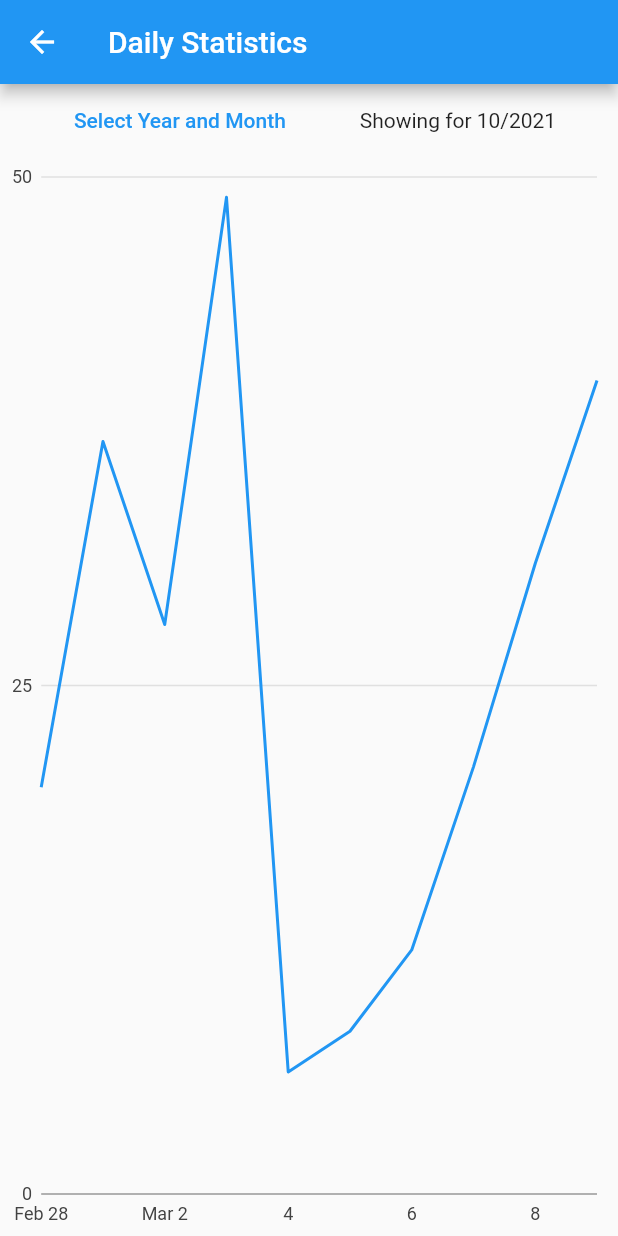
After one commit to Aakarshit-Sharma19/power_insights_app, a Flutter app: the HomeScreen screen opened by its route, after a tap on "Daily Insights", on a phone screen of 412 x 824 dp. The commit adds this screen. Run offline on Flutter 3.47's test engine with Material 2 defaults, Android fonts, the phone set to English and light mode, and no system bars; our stand-ins replace charts_flutter, dio, flutter_secure_storage; missing offline and left inert: mat_month_picker_dialog; accounts and stored records are empty.

Commit message:
major update

```diff
--- /dev/null
+++ b/lib/components/insights_chart.dart
@@ -0,0 +1,28 @@
+import 'package:flutter/material.dart';
+import 'package:charts_flutter/flutter.dart' as charts;
+import 'package:power_insights/models/power_consumption.dart';
+import 'dart:math';
+
+class InsightsChart extends StatelessWidget {
+  final bool animate;
+  final ConsumptionSeries consumptionSeries;
+  InsightsChart(this.consumptionSeries, {this.animate});
+
+  @override
+  Widget build(BuildContext context) {
+    return new charts.TimeSeriesChart(
+      consumptionSeries.getData(),
+      animate: animate,
+      // Optionally pass in a [DateTimeFactory] used by the chart. The factory
+      // should create the same type of [DateTime] as the data provided. If none
+      // specified, the default creates local date time.
+      dateTimeFactory: const charts.LocalDateTimeFactory(),
+    );
+  }
+
+  /// Create one series with sample hard coded data.
+}
+
+abstract class ConsumptionSeries {
+  List<charts.Series<PowerConsumption, DateTime>> getData();
+}
--- a/lib/constants.dart
+++ b/lib/constants.dart
@@ -1 +1 @@
-final login_tag = 'pi';
+const loginTag = 'pi';
--- /dev/null
+++ b/lib/models/power_consumption.dart
@@ -0,0 +1,6 @@
+class PowerConsumption {
+  final DateTime time;
+  final int consumption;
+
+  PowerConsumption(this.time, this.consumption);
+}
--- /dev/null
+++ b/lib/pages/daily_insights_screen.dart
@@ -0,0 +1,77 @@
+import 'dart:math';
+
+import 'package:flutter/material.dart';
+import 'package:charts_flutter/flutter.dart' as charts;
+import 'package:mat_month_picker_dialog/mat_month_picker_dialog.dart';
+import 'package:power_insights/components/insights_chart.dart';
+import 'package:power_insights/models/power_consumption.dart';
+
+class DailyInsightsScreen extends StatefulWidget {
+  @override
+  _DailyInsightsScreenState createState() => _DailyInsightsScreenState();
+}
+
+class _DailyInsightsScreenState extends State<DailyInsightsScreen> {
+  _DailyInsightsScreenState() {
+    consideredDate = DateTime.now();
+    series = DailyConsumptionSeries();
+  }
+  DateTime consideredDate;
+  DailyConsumptionSeries series;
+  @override
+  Widget build(BuildContext context) {
+    return Scaffold(
+      appBar: AppBar(
+        title: Text('Daily Statistics'),
+      ),
+      body: Column(
+        children: [
+          Row(
+            mainAxisAlignment: MainAxisAlignment.spaceEvenly,
+            children: [
+              TextButton(
+                onPressed: () {
+                  showMonthPicker(
+                          context: context,
+                          initialDate: DateTime.now(),
+                          firstDate: DateTime(2021, 6),
+                          lastDate: DateTime.now())
+                      .then((selectedDate) {
+                    this.setState(() {
+                      this.consideredDate = selectedDate;
+                    });
+                  });
+                },
+                child: Text('Select Year and Month'),
+              ),
+              Text('Showing for ${consideredDate.month}/${consideredDate.year}')
+            ],
+          ),
+          Expanded(
+              // height: 500,
+              child: InsightsChart(series))
+        ],
+      ),
+    );
+  }
+}
+
+class DailyConsumptionSeries implements ConsumptionSeries {
+  List<charts.Series<PowerConsumption, DateTime>> getData() {
+    List<PowerConsumption> data = [];
+    Random random = new Random();
+    for (int i = 0; i < 10; i++) {
+      data.add(
+          new PowerConsumption(new DateTime(2021, 3, i), random.nextInt(50)));
+    }
+    return [
+      new charts.Series<PowerConsumption, DateTime>(
+        id: 'Power in KW',
+        colorFn: (_, __) => charts.MaterialPalette.blue.shadeDefault,
+        domainFn: (PowerConsumption consumption, _) => consumption.time,
+        measureFn: (PowerConsumption consumption, _) => consumption.consumption,
+        data: data,
+      )
+    ];
+  }
+}
--- a/lib/pages/insights_screen.dart
+++ b/lib/pages/insights_screen.dart
@@ -1,71 +1,20 @@
-import 'dart:math';
+import 'package:flutter/material.dart';
+import 'package:power_insights/routes.dart';
 
-import 'package:flutter/material.dart';
-import 'package:charts_flutter/flutter.dart' as charts;
-
-class InsightsScreen extends StatefulWidget {
-  @override
-  _InsightsScreenState createState() => _InsightsScreenState();
-}
-
-class _InsightsScreenState extends State<InsightsScreen> {
+class InsightsScreen extends StatelessWidget {
   @override
   Widget build(BuildContext context) {
-    return SimpleTimeSeriesChart(SimpleTimeSeriesChart._createSampleData());
+    return Column(
+      crossAxisAlignment: CrossAxisAlignment.stretch,
+      mainAxisAlignment: MainAxisAlignment.center,
+      children: [
+        TextButton(
+            onPressed: () {
+              Navigator.of(context).pushNamed(Routes.dailyInsights);
+            },
+            child: Text('Daily Insights')),
+        TextButton(onPressed: () {}, child: Text('Monthly Insights')),
+      ],
+    );
   }
 }
-
-class SimpleTimeSeriesChart extends StatelessWidget {
-  final List<charts.Series> seriesList;
-  final bool animate;
-
-  SimpleTimeSeriesChart(this.seriesList, {this.animate});
-
-  /// Creates a [TimeSeriesChart] with sample data and no transition.
-  factory SimpleTimeSeriesChart.withSampleData() {
-    return new SimpleTimeSeriesChart(
-      _createSampleData(),
-      // Disable animations for image tests.
-      animate: false,
-    );
-  }
-
-  @override
-  Widget build(BuildContext context) {
-    return new charts.TimeSeriesChart(
-      seriesList,
-      animate: animate,
-      // Optionally pass in a [DateTimeFactory] used by the chart. The factory
-      // should create the same type of [DateTime] as the data provided. If none
-      // specified, the default creates local date time.
-      dateTimeFactory: const charts.LocalDateTimeFactory(),
-    );
-  }
-
-  /// Create one series with sample hard coded data.
-  static List<charts.Series<PowerConsumption, DateTime>> _createSampleData() {
-    List<PowerConsumption> data = [];
-    Random random = new Random();
-    for (int i = 0; i < 10; i++) {
-      data.add(
-          new PowerConsumption(new DateTime(2021, 3, i), random.nextInt(50)));
-    }
-    return [
-      new charts.Series<PowerConsumption, DateTime>(
-        id: 'Power in KW',
-        colorFn: (_, __) => charts.MaterialPalette.blue.shadeDefault,
-        domainFn: (PowerConsumption sales, _) => sales.time,
-        measureFn: (PowerConsumption sales, _) => sales.sales,
-        data: data,
-      )
-    ];
-  }
-}
-
-/// Sample time series data type.
-class PowerConsumption {
-  final DateTime time;
-  final int sales;
-
-  PowerConsumption(this.time, this.sales);
-}
--- a/lib/routes.dart
+++ b/lib/routes.dart
@@ -1,7 +1,8 @@
 class Routes {
   static const start = '/';
   static const login = '/login';
-  static const insights = '/chart';
+  static const insights = '/insights';
+  static const dailyInsights = '/insights/month';
   static const info = '/info';
   static const home = '/home';
 }
--- /dev/null
+++ b/lib/utilities/store.dart
@@ -0,0 +1,3 @@
+import 'package:flutter_secure_storage/flutter_secure_storage.dart';
+
+final persistentStorage = FlutterSecureStorage();
```
Also changed, not shown: lib/main.dart (+5 -5 lines), lib/pages/home_screen.dart (renamed from lib/pages/home_page.dart, +4 -3 lines), lib/pages/login_screen.dart (renamed from lib/pages/login_page.dart, +7 -24 lines), lib/pages/start_screen.dart (+16 -3 lines), lib/utilities/auth.dart (added, +61 -0 lines), lib/utilities/network.dart (added, +7 -0 lines), pubspec.yaml (+10 -1 lines), lib/utilities/insights.dart (added), pubspec.lock.
